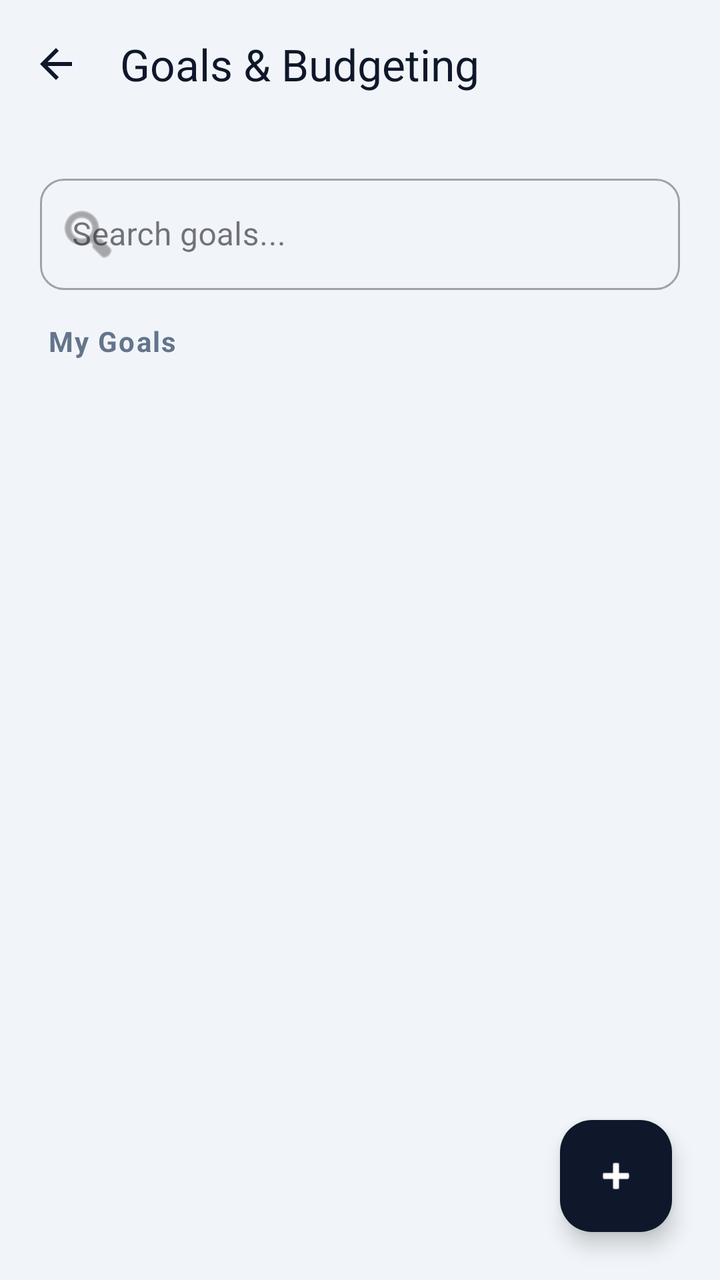
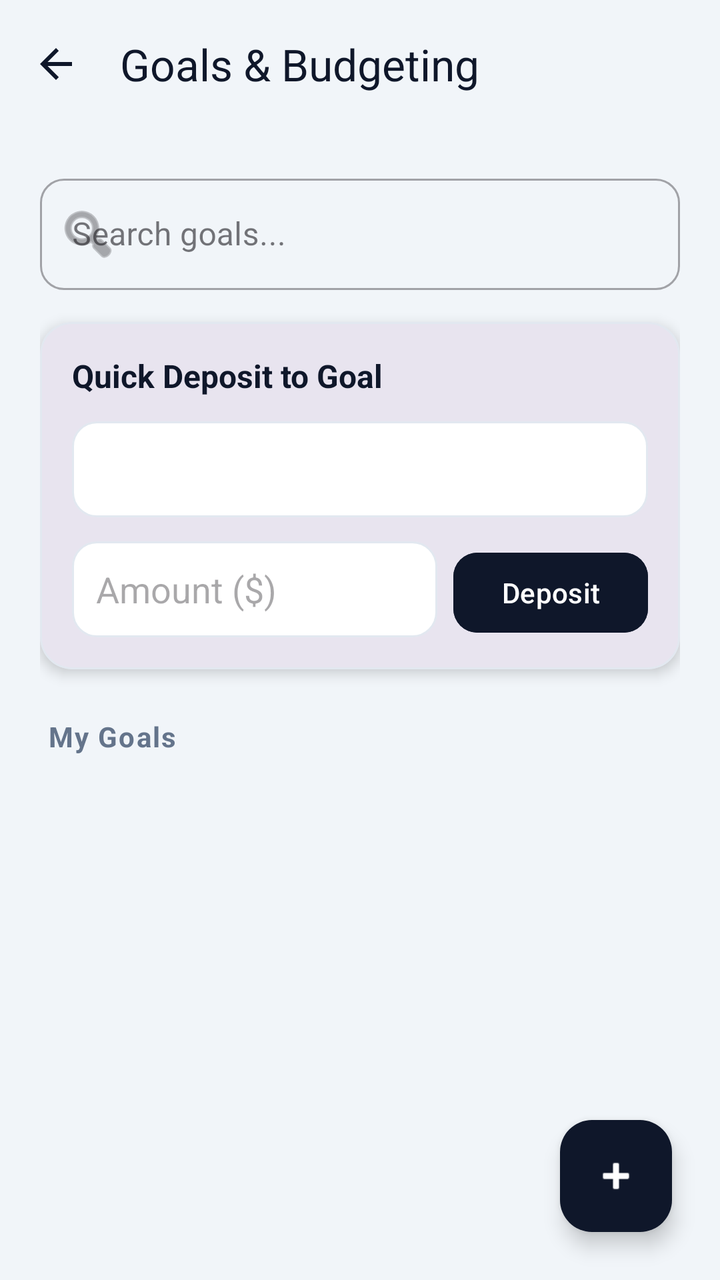

The first picture is an Android layout as it rendered before a commit; the second is the same layout after the commit. The layout source and the unified diff follow.
<!-- AndroidManifest.xml: application theme Theme.EliasFinalproject -->
<!-- res/layout/activity_goals_budgeting.xml -->
<?xml version="1.0" encoding="utf-8"?>
<androidx.coordinatorlayout.widget.CoordinatorLayout xmlns:android="http://schemas.android.com/apk/res/android"
    xmlns:app="http://schemas.android.com/apk/res-auto"
    xmlns:tools="http://schemas.android.com/tools"
    android:layout_width="match_parent"
    android:layout_height="match_parent"
    android:background="#F1F5F9"
    tools:context=".goalsAbudgeting">

    <com.google.android.material.appbar.AppBarLayout
        android:layout_width="match_parent"
        android:layout_height="wrap_content"
        android:background="@android:color/transparent"
        app:elevation="0dp">

        <com.google.android.material.appbar.MaterialToolbar
            android:id="@+id/toolbar"
            android:layout_width="match_parent"
            android:layout_height="?attr/actionBarSize"
            app:title="Goals &amp; Budgeting"
            app:titleTextColor="#0F172A"
            app:navigationIcon="?attr/homeAsUpIndicator"
            app:navigationIconTint="#0F172A" />
    </com.google.android.material.appbar.AppBarLayout>

    <androidx.core.widget.NestedScrollView
        android:layout_width="match_parent"
        android:layout_height="match_parent"
        app:layout_behavior="@string/appbar_scrolling_view_behavior">

        <LinearLayout
            android:layout_width="match_parent"
            android:layout_height="wrap_content"
            android:orientation="vertical"
            android:padding="20dp">

            <com.google.android.material.textfield.TextInputLayout
                android:id="@+id/searchLayout"
                style="@style/Widget.MaterialComponents.TextInputLayout.OutlinedBox"
                android:layout_width="match_parent"
                android:layout_height="wrap_content"
                android:layout_marginBottom="16dp"
                android:hint="Search goals..."
                app:startIconDrawable="@android:drawable/ic_menu_search"
                app:boxCornerRadiusBottomEnd="12dp"
                app:boxCornerRadiusBottomStart="12dp"
                app:boxCornerRadiusTopEnd="12dp"
                app:boxCornerRadiusTopStart="12dp">

                <com.google.android.material.textfield.TextInputEditText
                    android:id="@+id/etSearch"
                    android:layout_width="match_parent"
                    android:layout_height="wrap_content"
                    android:inputType="text" />
            </com.google.android.material.textfield.TextInputLayout>

            <TextView
                android:id="@+id/goalsTitle"
                android:layout_width="wrap_content"
                android:layout_height="wrap_content"
                android:layout_marginStart="4dp"
                android:layout_marginBottom="12dp"
                android:text="My Goals"
                android:textColor="#64748B"
                android:textSize="14sp"
                android:textStyle="bold"
                android:letterSpacing="0.05" />

            <androidx.recyclerview.widget.RecyclerView
                android:id="@+id/goalsRecyclerView"
                android:layout_width="match_parent"
                android:layout_height="wrap_content"
                android:layout_marginBottom="24dp"
                android:clipToPadding="false"
                tools:itemCount="2"
                tools:listitem="@layout/item_goal" />

        </LinearLayout>
    </androidx.core.widget.NestedScrollView>

    <com.google.android.material.floatingactionbutton.FloatingActionButton
        android:id="@+id/addGoalFab"
        android:layout_width="wrap_content"
        android:layout_height="wrap_content"
        android:layout_gravity="bottom|end"
        android:layout_margin="24dp"
        android:src="@android:drawable/ic_input_add"
        app:backgroundTint="#0F172A"
        app:tint="@color/white"
        android:contentDescription="Add new goal" />

</androidx.coordinatorlayout.widget.CoordinatorLayout>
<!-- res/layout/item_goal.xml (included above) -->
<?xml version="1.0" encoding="utf-8"?>
<com.google.android.material.card.MaterialCardView xmlns:android="http://schemas.android.com/apk/res/android"
    xmlns:app="http://schemas.android.com/apk/res-auto"
    android:layout_width="match_parent"
    android:layout_height="wrap_content"
    android:layout_marginHorizontal="16dp"
    android:layout_marginVertical="8dp"
    app:cardCornerRadius="16dp"
    app:cardElevation="2dp"
    app:strokeColor="#E2E8F0"
    app:strokeWidth="1dp">

    <androidx.constraintlayout.widget.ConstraintLayout
        android:layout_width="match_parent"
        android:layout_height="wrap_content"
        android:padding="16dp">

        <TextView
            android:id="@+id/goalName"
            android:layout_width="0dp"
            android:layout_height="wrap_content"
            android:text="New Car"
            android:textColor="#0F172A"
            android:textSize="18sp"
            android:textStyle="bold"
            app:layout_constraintEnd_toStartOf="@+id/btnEditGoal"
            app:layout_constraintStart_toStartOf="parent"
            app:layout_constraintTop_toTopOf="parent" />

        <ImageButton
            android:id="@+id/btnEditGoal"
            android:layout_width="40dp"
            android:layout_height="40dp"
            android:background="?attr/selectableItemBackgroundBorderless"
            android:src="@android:drawable/ic_menu_edit"
            app:layout_constraintEnd_toEndOf="parent"
            app:layout_constraintTop_toTopOf="parent"
            app:tint="#64748B" />

        <TextView
            android:id="@+id/goalDate"
            android:layout_width="wrap_content"
            android:layout_height="wrap_content"
            android:layout_marginTop="4dp"
            android:text="Target: 12/12/2025"
            android:textColor="#64748B"
            android:textSize="14sp"
            app:layout_constraintStart_toStartOf="parent"
            app:layout_constraintTop_toBottomOf="@id/goalName" />

        <LinearLayout
            android:id="@+id/linearLayout2"
            android:layout_width="match_parent"
            android:layout_height="wrap_content"
            android:layout_marginTop="16dp"
            android:orientation="horizontal"
            app:layout_constraintTop_toBottomOf="@id/goalDate">

            <TextView
                android:id="@+id/amountProgress"
                android:layout_width="0dp"
                android:layout_height="wrap_content"
                android:layout_weight="1"
                android:text="$0.00 / $5,000.00"
                android:textColor="#0F172A"
                android:textSize="14sp"
                android:textStyle="bold" />

            <TextView
                android:id="@+id/percentText"
                android:layout_width="wrap_content"
                android:layout_height="wrap_content"
                android:text="0%"
                android:textColor="#4F46E5"
                android:textSize="14sp"
                android:textStyle="bold" />
        </LinearLayout>

        <com.google.android.material.progressindicator.LinearProgressIndicator
            android:id="@+id/goalProgressBar"
            android:layout_width="match_parent"
            android:layout_height="wrap_content"
            android:layout_marginTop="8dp"
            android:progress="0"
            app:indicatorColor="#0F172A"
            app:layout_constraintTop_toBottomOf="@+id/linearLayout2"
            app:trackColor="#F1F5F9"
            app:trackCornerRadius="4dp"
            app:trackThickness="8dp" />

    </androidx.constraintlayout.widget.ConstraintLayout>
</com.google.android.material.card.MaterialCardView>
<!-- resources referenced by this layout -->
<resources>
  <color name="white">#FFFFFFFF</color>
  <style name="Theme.EliasFinalproject" parent="Base.Theme.EliasFinalproject" />
  <style name="Base.Theme.EliasFinalproject" parent="Theme.Material3.DayNight.NoActionBar">
          <item name="colorPrimary">@color/navy_blue</item>
          <item name="colorPrimaryVariant">@color/navy_blue</item>
          <item name="colorOnPrimary">@color/white</item>
      </style>
  <color name="navy_blue">#1A365D</color>
</resources>

<!-- the commit's change to res/layout/activity_goals_budgeting.xml (unified diff, before → after) -->
@@ -53,6 +53,66 @@
                     android:layout_height="wrap_content"
                     android:inputType="text" />
             </com.google.android.material.textfield.TextInputLayout>
+
+            
+            <com.google.android.material.card.MaterialCardView
+                android:layout_width="match_parent"
+                android:layout_height="wrap_content"
+                android:layout_marginBottom="24dp"
+                app:cardCornerRadius="16dp"
+                app:cardElevation="4dp"
+                app:strokeColor="#E2E8F0"
+                app:strokeWidth="1dp">
+
+                <LinearLayout
+                    android:layout_width="match_parent"
+                    android:layout_height="wrap_content"
+                    android:orientation="vertical"
+                    android:padding="16dp">
+
+                    <TextView
+                        android:layout_width="wrap_content"
+                        android:layout_height="wrap_content"
+                        android:text="Quick Deposit to Goal"
+                        android:textColor="#0F172A"
+                        android:textSize="16sp"
+                        android:textStyle="bold"
+                        android:layout_marginBottom="12dp"/>
+
+                    <Spinner
+                        android:id="@+id/spinnerGoalSelect"
+                        android:layout_width="match_parent"
+                        android:layout_height="48dp"
+                        android:layout_marginBottom="12dp"
+                        android:background="@drawable/rounded_edittext" />
+
+                    <LinearLayout
+                        android:layout_width="match_parent"
+                        android:layout_height="wrap_content"
+                        android:orientation="horizontal">
+
+                        <EditText
+                            android:id="@+id/etDepositAmount"
+                            android:layout_width="0dp"
+                            android:layout_height="48dp"
+                            android:layout_weight="1"
+                            android:background="@drawable/rounded_edittext"
+                            android:hint="Amount ($)"
+                            android:inputType="numberDecimal"
+                            android:paddingHorizontal="12dp"
+                            android:layout_marginEnd="8dp"/>
+
+                        <Button
+                            android:id="@+id/btnDeposit"
+                            android:layout_width="wrap_content"
+                            android:layout_height="48dp"
+                            android:text="Deposit"
+                            android:textAllCaps="false"
+                            android:backgroundTint="#0F172A"
+                            app:cornerRadius="12dp"/>
+                    </LinearLayout>
+                </LinearLayout>
+            </com.google.android.material.card.MaterialCardView>
 
             <TextView
                 android:id="@+id/goalsTitle"
@@ -174,7 +234,9 @@
             android:layout_width="match_parent"
             android:layout_height="wrap_content"
             android:layout_marginTop="8dp"
+            android:max="100"
             android:progress="0"
+            android:indeterminate="false"
             app:indicatorColor="#0F172A"
             app:layout_constraintTop_toBottomOf="@+id/linearLayout2"
             app:trackColor="#F1F5F9"
<!-- resource entries referenced after the edit -->
@@ -1,6 +1,21 @@
 <!-- resources referenced by this layout -->
 <resources>
   <color name="white">#FFFFFFFF</color>
+  <!-- drawable rounded_edittext (drawable) -->
+  <?xml version="1.0" encoding="utf-8"?>
+  <shape xmlns:android="http://schemas.android.com/apk/res/android"
+      android:shape="rectangle">
+      <solid android:color="#FFFFFF" />
+      <corners android:radius="12dp" />
+      <stroke
+          android:width="1dp"
+          android:color="#E2E8F0" />
+      <padding
+          android:bottom="8dp"
+          android:left="12dp"
+          android:right="12dp"
+          android:top="8dp" />
+  </shape>
   <style name="Theme.EliasFinalproject" parent="Base.Theme.EliasFinalproject" />
   <style name="Base.Theme.EliasFinalproject" parent="Theme.Material3.DayNight.NoActionBar">
           <item name="colorPrimary">@color/navy_blue</item>
